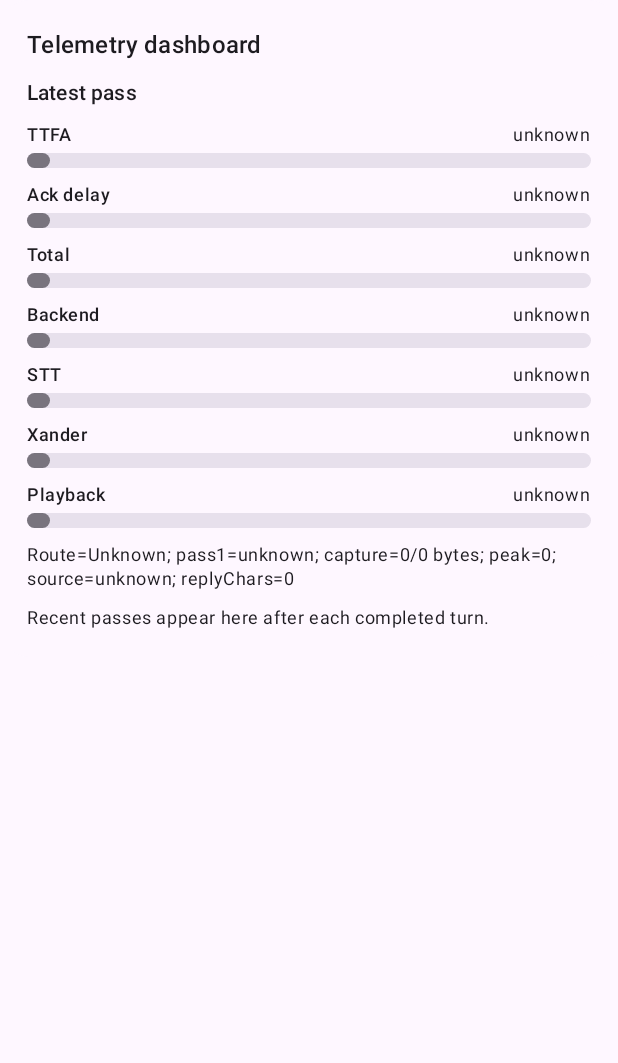
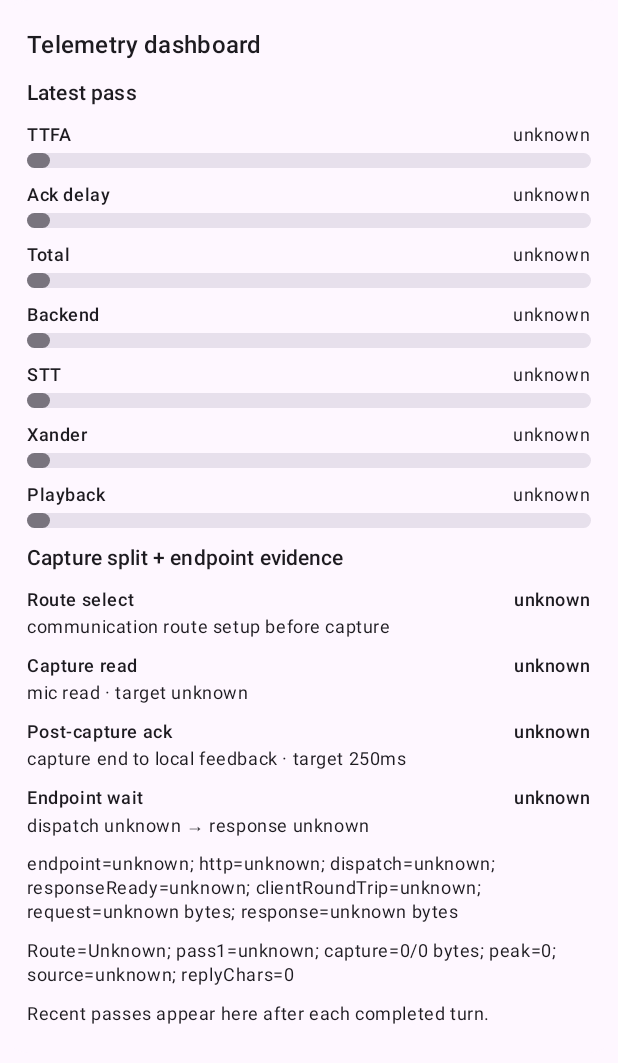
Before and after one commit to berryhill/otoxan-mobile, an Android app built with Jetpack Compose: the composable TelemetryDashboardCard shown on its own in the app's theme, on a phone screen of 412 x 824 dp. Shown: the top 1063 px of the screen. Run offline under Robolectric (Android 15) with nearby library versions, the light colour scheme and no system bars; 3 statements that could not run were skipped.

Commit message:
Update telemetry UI capture split evidence

```diff
--- a/app/src/main/java/com/otoxan/mobile/ui/OtoxanScreen.kt
+++ b/app/src/main/java/com/otoxan/mobile/ui/OtoxanScreen.kt
@@ -329,6 +329,11 @@ private fun TelemetryDashboardCard(state: OtoxanUiState) {
             TelemetryBar("STT", state.sttLatencyMs?.toLong(), targetMs = 1_500L)
             TelemetryBar("Xander", state.xanderSessionMs?.toLong(), targetMs = 2_500L)
             TelemetryBar("Playback", state.playbackTotalMs, targetMs = 1_500L)
+            Text("Capture split + endpoint evidence", style = MaterialTheme.typography.titleSmall, fontWeight = FontWeight.SemiBold)
+            state.captureSplitMetrics.forEach { metric ->
+                CaptureSplitRow(metric)
+            }
+            Text(state.endpointEvidenceText, style = MaterialTheme.typography.bodySmall)
             Text(
                 "Route=${state.selectedInputName}; pass1=${state.pass1Status ?: "unknown"}; capture=${state.capturedBytes}/${state.expectedCaptureBytes} bytes; peak=${state.capturePeakAmplitude}; source=${state.transcriptSource ?: "unknown"}; replyChars=${state.assistantResponse.length}",
                 style = MaterialTheme.typography.bodySmall
@@ -379,6 +384,17 @@ private fun TelemetryBar(label: String, valueMs: Long?, targetMs: Long) {
                     .background(color, RoundedCornerShape(20.dp))
             )
         }
+    }
+}
+
+@Composable
+private fun CaptureSplitRow(metric: CaptureSplitMetric) {
+    Row(Modifier.fillMaxWidth(), horizontalArrangement = Arrangement.SpaceBetween) {
+        Column(Modifier.weight(1f), verticalArrangement = Arrangement.spacedBy(2.dp)) {
+            Text(metric.label, style = MaterialTheme.typography.bodySmall, fontWeight = FontWeight.SemiBold)
+            Text(metric.detail, style = MaterialTheme.typography.bodySmall)
+        }
+        Text(metric.value, style = MaterialTheme.typography.bodySmall, fontWeight = FontWeight.SemiBold)
     }
 }
 
--- a/app/src/main/java/com/otoxan/mobile/ui/OtoxanUiState.kt
+++ b/app/src/main/java/com/otoxan/mobile/ui/OtoxanUiState.kt
@@ -23,6 +23,12 @@ data class TelemetryPassSummary(
 )
 
 data class LatencyCardMetric(
+    val label: String,
+    val value: String,
+    val detail: String
+)
+
+data class CaptureSplitMetric(
     val label: String,
     val value: String,
     val detail: String
@@ -76,6 +82,8 @@ data class OtoxanUiState(
     val routeReleaseMs: Long? = null,
     val playbackTotalMs: Long? = null,
     val playbackKind: String = "unknown",
+    val endpointDispatchMs: Long? = null,
+    val endpointResponseReadyMs: Long? = null,
     val localAckKind: String = "none",
     val localAckStartMs: Long? = null,
     val localAckTotalMs: Long? = null,
@@ -123,6 +131,40 @@ val OtoxanUiState.latencyCardMetrics: List<LatencyCardMetric>
         )
     )
 
+val OtoxanUiState.captureSplitMetrics: List<CaptureSplitMetric>
+    get() = listOf(
+        CaptureSplitMetric(
+            label = "Route select",
+            value = routeSelectMs.toLatencyMsText(),
+            detail = "communication route setup before capture"
+        ),
+        CaptureSplitMetric(
+            label = "Capture read",
+            value = captureReadMs.toLatencyMsText(),
+            detail = "actual mic read · target ${captureExpectedMs.toLatencyMsText()}"
+        ),
+        CaptureSplitMetric(
+            label = "Post-capture ack",
+            value = postCaptureAckDelayMs.toLatencyMsText(),
+            detail = "capture end to local feedback · target ${VOICE_TURN_ACK_GAP_TARGET_MS}ms"
+        ),
+        CaptureSplitMetric(
+            label = "Endpoint wait",
+            value = endpointWaitMs.toLatencyMsText(),
+            detail = "dispatch ${endpointDispatchMs.toLatencyMsText()} → response ${endpointResponseReadyMs.toLatencyMsText()}"
+        )
+    )
+
+val OtoxanUiState.endpointEvidenceText: String
+    get() = "endpoint=${voiceEndpoint.ifBlank { "unknown" }}; http=${httpStatusCode?.toString() ?: "unknown"}; dispatch=${endpointDispatchMs.toLatencyMsText()}; responseReady=${endpointResponseReadyMs.toLatencyMsText()}; clientRoundTrip=${backendRoundTripMs.toLatencyMsText()}; request=${requestBytes?.toString() ?: "unknown"} bytes; response=${responseBytes?.toString() ?: "unknown"} bytes"
+
+private val OtoxanUiState.endpointWaitMs: Long?
+    get() = if (endpointDispatchMs != null && endpointResponseReadyMs != null) {
+        (endpointResponseReadyMs - endpointDispatchMs).coerceAtLeast(0L)
+    } else {
+        backendRoundTripMs
+    }
+
 private val OtoxanUiState.firstAudioLatencyDetail: String
     get() = when {
         localAckStartMs != null -> "local ack at ${localAckStartMs.toLatencyMsText()}"
--- a/app/src/main/java/com/otoxan/mobile/ui/OtoxanViewModel.kt
+++ b/app/src/main/java/com/otoxan/mobile/ui/OtoxanViewModel.kt
@@ -555,6 +555,8 @@ class OtoxanViewModel(
                 routeReleaseMs = proof.routeReleaseMs,
                 playbackTotalMs = proof.playbackTotalMs,
                 playbackKind = proof.playbackKind,
+                endpointDispatchMs = proof.endpointDispatchMs,
+                endpointResponseReadyMs = proof.endpointResponseReadyMs,
                 localAckKind = proof.localAckKind,
                 localAckStartMs = proof.localAckStartMs,
                 localAckTotalMs = proof.localAckTotalMs,
```
Also changed, not shown: 1 other file.
